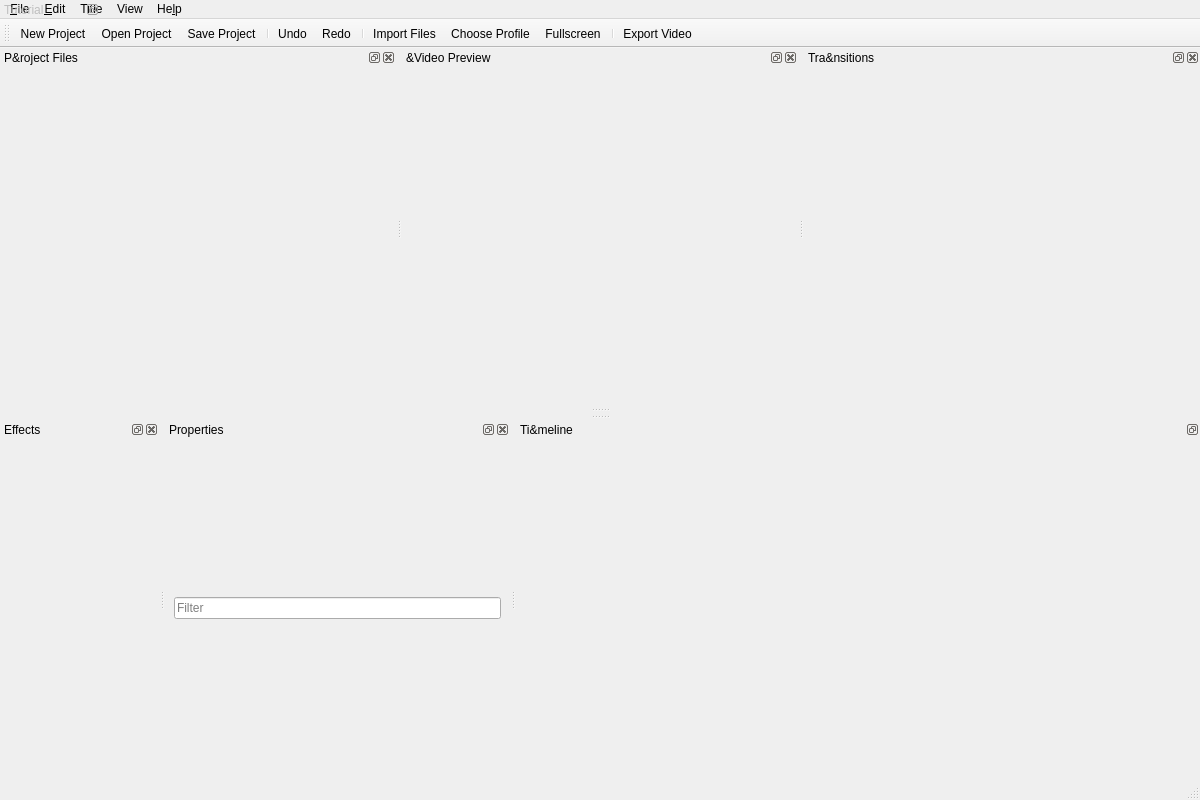
Qt form src/windows/ui/main-window.ui (OpenShot/openshot-qt) before a commit.
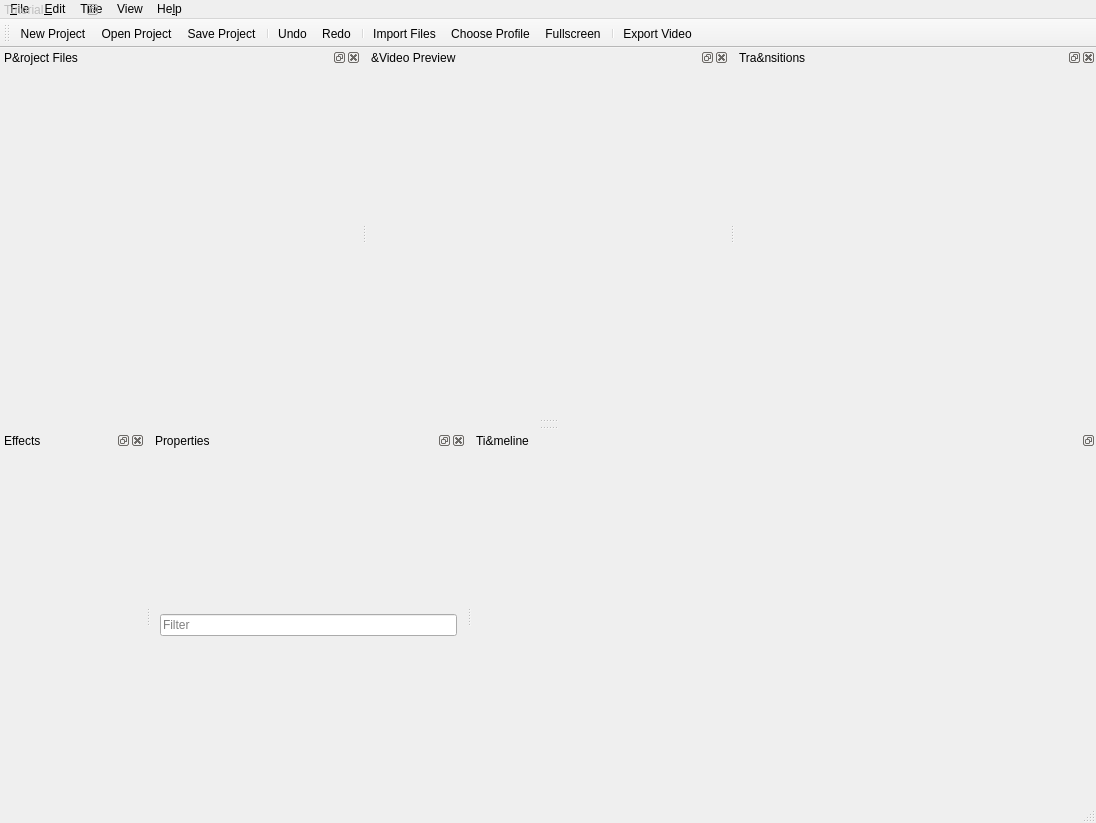
The same form after that commit. Icons and pictures are not drawn.

Commit message: Updating window_state and window_geometry for new dockable timeline and dock settings. Also renaming the settings, to wipe out existing user preference which would make the screen go crazy on first launch (for existing users).

The edit to the form file:
```diff
--- a/src/windows/ui/main-window.ui
+++ b/src/windows/ui/main-window.ui
@@ -6,8 +6,8 @@
    <rect>
     <x>0</x>
     <y>0</y>
-    <width>1200</width>
-    <height>800</height>
+    <width>1096</width>
+    <height>823</height>
    </rect>
   </property>
   <property name="sizePolicy">
```
The commit also changes 2 other files.
